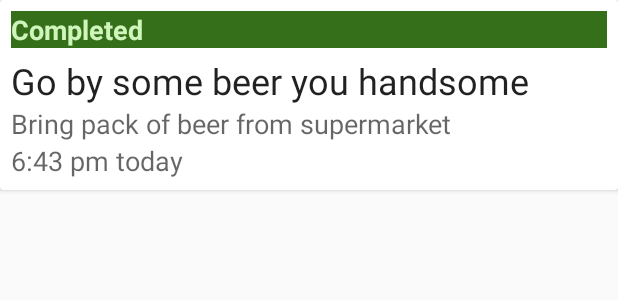
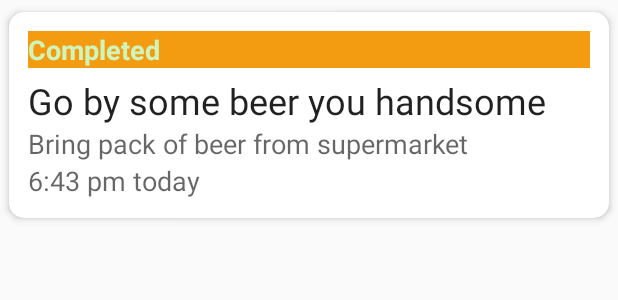
Before and after one commit to srsMADCAT/TaskManagerApp, an Android app: the layout recyclerview_tasks.xml on its own in the app's theme, with its tools: preview values and no code run, on a phone screen of 412 x 824 dp. Shown: the top 300 px of the screen. Run offline under Robolectric (Android 15) with nearby library versions, the phone set to English and light mode, and no system bars.

Commit message:
Desing touches

```diff
--- a/app/src/main/res/layout/activity_main.xml
+++ b/app/src/main/res/layout/activity_main.xml
@@ -23,7 +23,6 @@
             android:layout_width="match_parent"
             android:layout_height="65dp"
             android:orientation="horizontal">
-        <!--        android:layout_above="@+id/recyclerview_tasks"-->
             <TextView
                 android:id="@+id/city"
                 android:layout_width="wrap_content"
--- a/app/src/main/res/layout/add_task_fragment.xml
+++ b/app/src/main/res/layout/add_task_fragment.xml
@@ -56,7 +56,7 @@
             android:layout_height="wrap_content"
             android:layout_gravity="center_horizontal"
             android:layout_marginTop="15dp"
-            android:background="@color/colorPrimary"
+            android:background="@color/colorDone"
             android:text="ADD"
             android:textColor="@color/colorLight">
 
--- a/app/src/main/res/layout/recyclerview_tasks.xml
+++ b/app/src/main/res/layout/recyclerview_tasks.xml
@@ -4,9 +4,16 @@
     android:layout_height="wrap_content">
 
     <androidx.cardview.widget.CardView
+        xmlns:app="http://schemas.android.com/apk/res-auto"
+        xmlns:android="http://schemas.android.com/apk/res/android"
+        xmlns:tools="http://schemas.android.com/tools"
         android:layout_width="match_parent"
         android:layout_height="wrap_content"
-        android:layout_marginBottom="3dp">
+        app:cardUseCompatPadding="true"
+        app:cardElevation="3dp"
+        app:cardCornerRadius="10dp"
+        app:contentPadding="5dp"
+        >
 
         <LinearLayout
             android:layout_width="match_parent"
@@ -19,7 +26,7 @@
                 android:layout_width="match_parent"
                 android:layout_height="wrap_content"
                 android:layout_marginBottom="5dp"
-                android:background="@color/colorPrimaryDark"
+                android:background="@color/colorUndone"
                 android:text="Completed"
                 android:textAppearance="@style/Base.TextAppearance.AppCompat.Medium"
                 android:textColor="@color/colorLight"
--- a/app/src/main/res/values/colors.xml
+++ b/app/src/main/res/values/colors.xml
@@ -4,5 +4,7 @@
     <color name="colorPrimaryDark">#356f19</color>
     <color name="colorAccent">#0a7455</color>
     <color name="colorLight">#cff5bc</color>
-    <color name="colorRed">#e70004</color>
+    <color name="colorRed">#e74c3c</color>
+    <color name="colorUndone">#f39c12</color>
+    <color name="colorDone">#27ae60</color>
 </resources>
```
Also changed, not shown: app/src/main/java/com/example/taskmanagerapp/MainActivity.java (+5 -4 lines), app/src/main/java/com/example/taskmanagerapp/TaskAdapter.java (+7 -2 lines), 1 other file.
